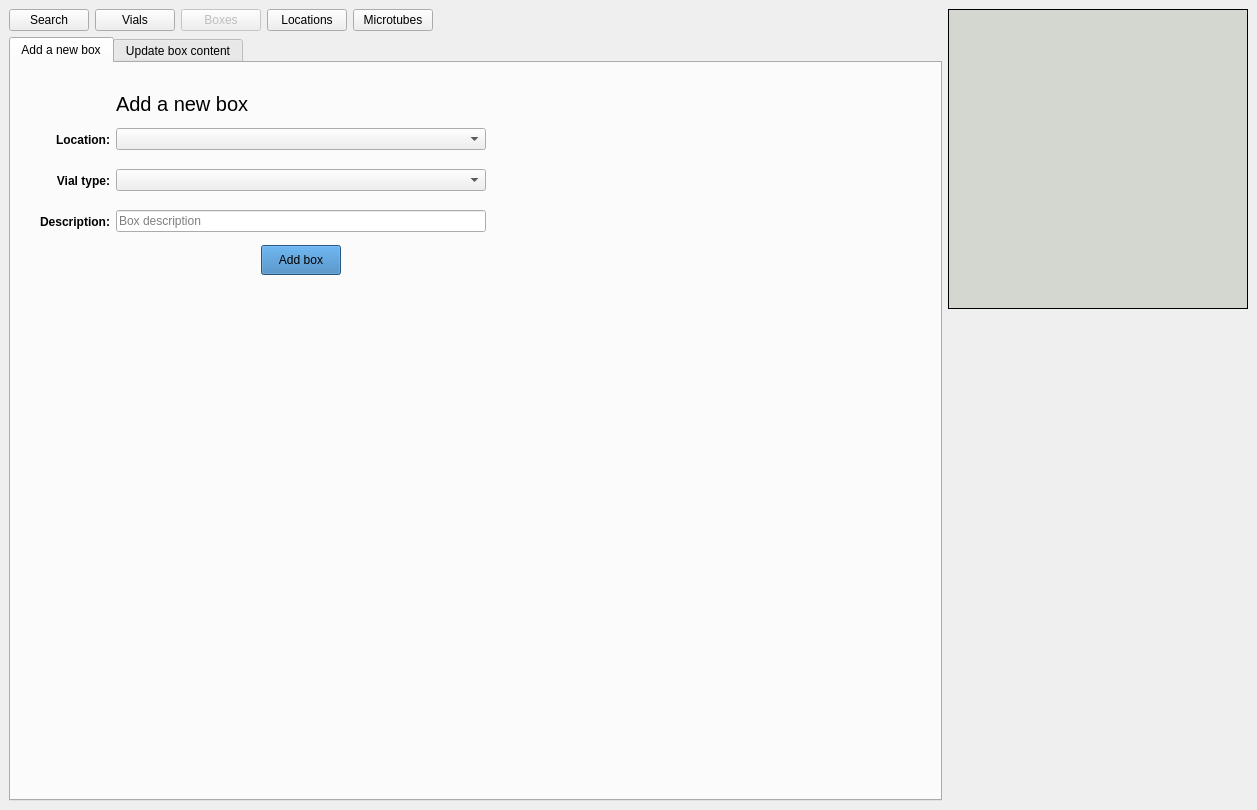
First picture: the form in frontend/assets/boxeswindow.ui, repository dahlbma/cello, before the edit.
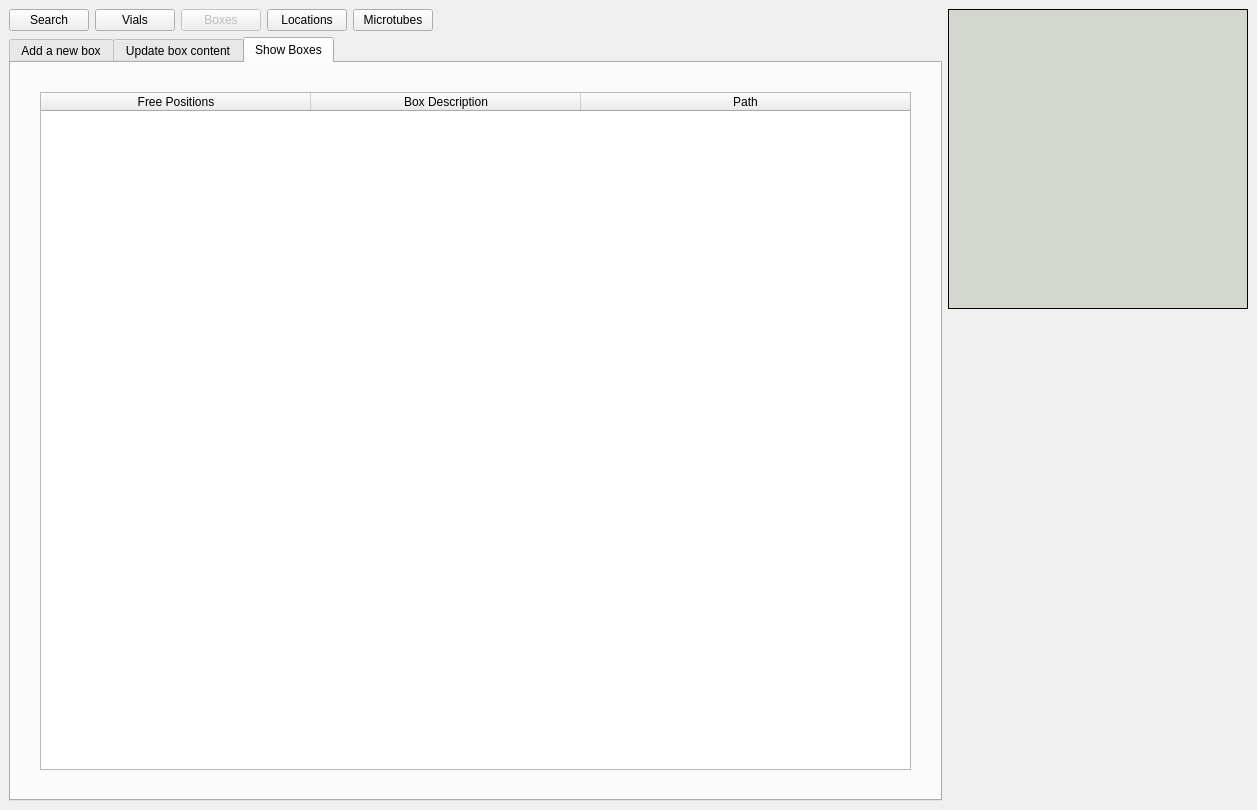
Second picture: the form after the edit. The open tabs and pages were chosen to show the change.

Commit message: work on boxes, search and list for update tab

```diff
--- a/frontend/assets/boxeswindow.ui
+++ b/frontend/assets/boxeswindow.ui
@@ -499,6 +499,105 @@
           </item>
          </layout>
         </widget>
+        <widget class="QWidget" name="show_box_tab">
+         <attribute name="title">
+          <string>Show Boxes</string>
+         </attribute>
+         <layout class="QGridLayout" name="gridLayout_5">
+          <item row="0" column="1">
+           <spacer name="horizontalSpacer_13">
+            <property name="orientation">
+             <enum>Qt::Vertical</enum>
+            </property>
+            <property name="sizeType">
+             <enum>QSizePolicy::Fixed</enum>
+            </property>
+            <property name="sizeHint" stdset="0">
+             <size>
+              <width>20</width>
+              <height>20</height>
+             </size>
+            </property>
+           </spacer>
+          </item>
+          <item row="1" column="0">
+           <spacer name="horizontalSpacer_11">
+            <property name="orientation">
+             <enum>Qt::Horizontal</enum>
+            </property>
+            <property name="sizeType">
+             <enum>QSizePolicy::Fixed</enum>
+            </property>
+            <property name="sizeHint" stdset="0">
+             <size>
+              <width>20</width>
+              <height>20</height>
+             </size>
+            </property>
+           </spacer>
+          </item>
+          <item row="1" column="1">
+           <widget class="QTableWidget" name="freebox_table">
+            <attribute name="horizontalHeaderDefaultSectionSize">
+             <number>270</number>
+            </attribute>
+            <attribute name="horizontalHeaderShowSortIndicator" stdset="0">
+             <bool>true</bool>
+            </attribute>
+            <attribute name="horizontalHeaderStretchLastSection">
+             <bool>true</bool>
+            </attribute>
+            <column>
+             <property name="text">
+              <string>Free Positions</string>
+             </property>
+            </column>
+            <column>
+             <property name="text">
+              <string>Box Description</string>
+             </property>
+            </column>
+            <column>
+             <property name="text">
+              <string>Path</string>
+             </property>
+            </column>
+           </widget>
+          </item>
+          <item row="1" column="2">
+           <spacer name="horizontalSpacer_12">
+            <property name="orientation">
+             <enum>Qt::Horizontal</enum>
+            </property>
+            <property name="sizeType">
+             <enum>QSizePolicy::Fixed</enum>
+            </property>
+            <property name="sizeHint" stdset="0">
+             <size>
+              <width>20</width>
+              <height>20</height>
+             </size>
+            </property>
+           </spacer>
+          </item>
+          <item row="2" column="1">
+           <spacer name="horizontalSpacer_14">
+            <property name="orientation">
+             <enum>Qt::Vertical</enum>
+            </property>
+            <property name="sizeType">
+             <enum>QSizePolicy::Fixed</enum>
+            </property>
+            <property name="sizeHint" stdset="0">
+             <size>
+              <width>20</width>
+              <height>20</height>
+             </size>
+            </property>
+           </spacer>
+          </item>
+         </layout>
+        </widget>
        </widget>
       </item>
      </layout>
```
Left out of the diff: 175 changed lines with no effect on the pictures. The commit also changes 3 other files.
